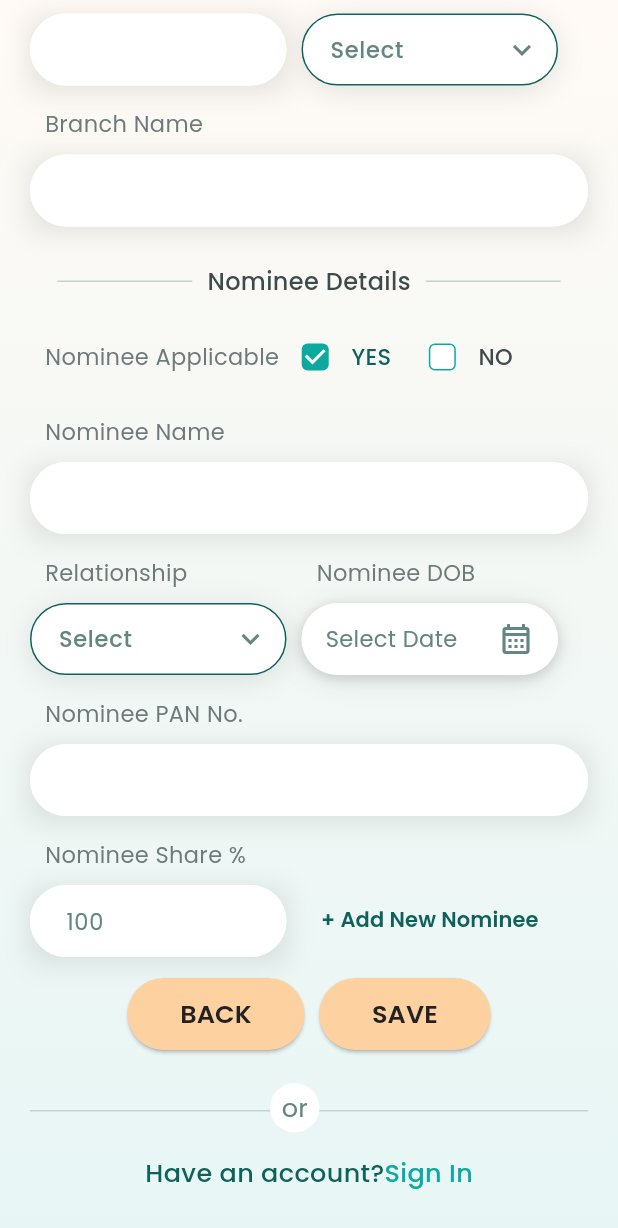
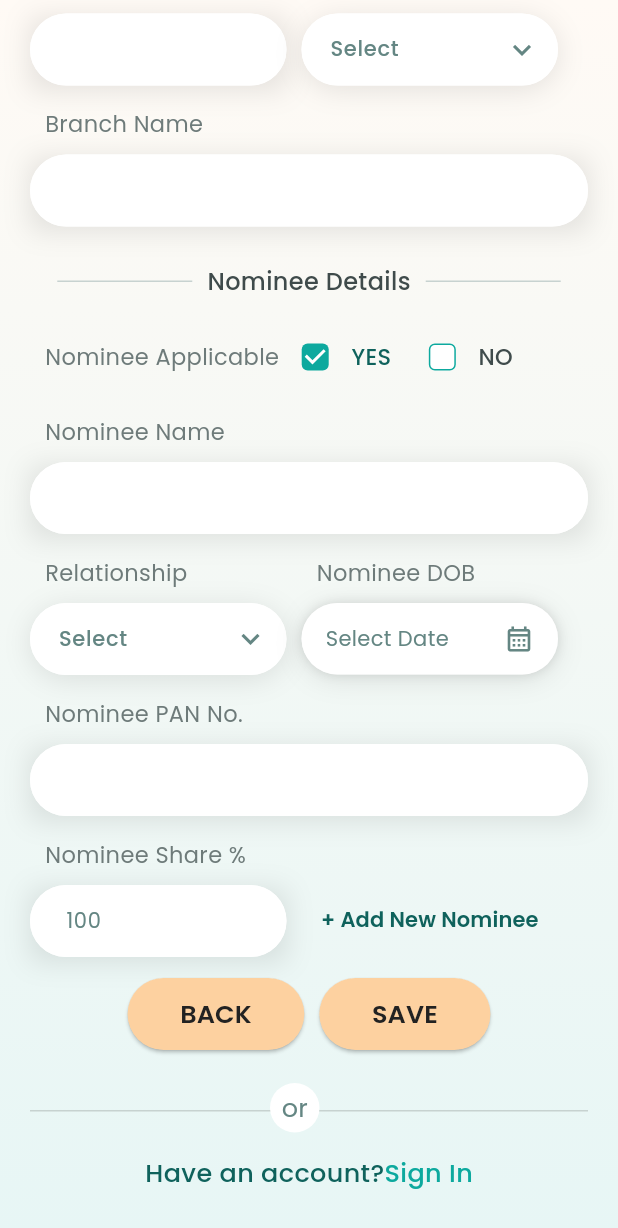
Before and after one commit to ayonpaul1992/wealthclock28, a Flutter app: the SignupAdsPage screen opened directly, scrolled down 483 dp, on a phone screen of 412 x 824 dp. Shown: the top 1228 px of the screen. Run offline on Flutter 3.47's test engine with Material 3 defaults, Android fonts, the phone set to English and light mode, and no system bars; our stand-ins replace fl_chart, flutter_secure_storage, google_fonts, shared_preferences, syncfusion_flutter_datepicker; accounts and stored records are empty.

Commit message:
Complete  Calender component integration in both sign up screens

```diff
--- a/lib/extras/signupAds.dart
+++ b/lib/extras/signupAds.dart
@@ -2,8 +2,10 @@ import 'package:flutter/cupertino.dart';
 import 'package:flutter/material.dart';
 import 'package:flutter/services.dart';
 import 'package:google_fonts/google_fonts.dart';
+import 'package:intl/intl.dart';
 import '../screens/login.dart';
 import 'signupPds.dart';
+import 'package:syncfusion_flutter_datepicker/datepicker.dart';
 
 class SignupAdsPage extends StatefulWidget {
   const SignupAdsPage({super.key});
@@ -21,7 +23,8 @@ class _SignupAdsPageState extends State<SignupAdsPage> {
   final nomineePanText = TextEditingController();
   final TextEditingController acTypeText = TextEditingController();
   final TextEditingController relationshipText = TextEditingController();
-  final TextEditingController nomineeDobController = TextEditingController();
+
+  final TextEditingController _dateController = TextEditingController();
   TextEditingController nomineeShareText = TextEditingController(text: "100");
   bool isAcTypeDropdownOpen = false;
   bool isRelationshipDropdownOpen = false;
@@ -57,6 +60,7 @@ class _SignupAdsPageState extends State<SignupAdsPage> {
   }
 
   void openAcTypeDropdown() {
+    closeAcTypeDropdown();
     final overlay = Overlay.of(context);
     actypeOverlay = OverlayEntry(
       builder: (context) => Positioned(
@@ -100,6 +104,7 @@ class _SignupAdsPageState extends State<SignupAdsPage> {
     });
   }
   void openRelationshipDropdown() {
+    closeRelationshipDropdown();
     final overlay = Overlay.of(context);
     relationshipOverlay = OverlayEntry(
       builder: (context) => Positioned(
@@ -165,22 +170,9 @@ class _SignupAdsPageState extends State<SignupAdsPage> {
   final othersController = TextEditingController();
   final pdsAddressController = TextEditingController();
   bool isLoading = false;
+
+  DateTime? _selectedDate;
   final bool _isPanVisible = false; // For showing a loading spinner
-
-  Future<void> _nomineeselectDate() async {
-    DateTime? picked = await showDatePicker(
-      context: context,
-      initialDate: DateTime(2000, 1, 1), // Default date
-      firstDate: DateTime(1900, 1, 1), // Minimum date
-      lastDate: DateTime.now(), // Maximum date (cannot select future dates)
-    );
-
-    if (picked != null) {
-      setState(() {
-        nomineeDobController.text = "${picked.day}/${picked.month}/${picked.year}";
-      });
-    }
-  }
 
   // check button nominee applicable purpose start
   List<String> nmAplyoptions = ['YES', 'NO'];
@@ -190,6 +182,76 @@ class _SignupAdsPageState extends State<SignupAdsPage> {
   void _showMessage(String message) {
     ScaffoldMessenger.of(context)
         .showSnackBar(SnackBar(content: Text(message)));
+  }
+
+  void _showDatePicker(BuildContext context) {
+    showModalBottomSheet(
+      context: context,
+      builder: (BuildContext builder) {
+        return Container(
+          height: 400,
+          padding: EdgeInsets.all(15),
+          decoration: BoxDecoration(
+            color: Colors.white, // Background color
+            borderRadius: BorderRadius.vertical(top: Radius.circular(20)), // Rounded top corners
+            boxShadow: [
+              BoxShadow(
+                color: Colors.black.withOpacity(0.2), // Shadow color
+                blurRadius: 10, // Blur effect
+                spreadRadius: 2, // Spread effect
+                offset: Offset(0, -2), // Shadow position
+              ),
+            ],
+          ), // Set background color to green
+          child: Column(
+            mainAxisSize: MainAxisSize.min,
+            children: [
+              SfDateRangePicker(
+                selectionMode: DateRangePickerSelectionMode.single,
+                backgroundColor: Colors.white, // Set DatePicker background color
+                selectionColor: Colors.cyan.shade900, // Active date selection color
+                todayHighlightColor: Colors.cyan.shade900, // Focused color (today's date highlight)
+                startRangeSelectionColor: Colors.white, // Start range selection color
+                endRangeSelectionColor: Colors.white, // End range selection color
+                rangeSelectionColor: Colors.white, // Range selection overlay
+                headerStyle: DateRangePickerHeaderStyle(
+                  backgroundColor: Colors.transparent, // Transparent header background
+                  textStyle: GoogleFonts.poppins(color: Color(0xFF3F4B4B), fontSize: 18, fontWeight: FontWeight.w600),
+                ),
+                onSelectionChanged: (DateRangePickerSelectionChangedArgs args) {
+                  setState(() {
+                    _selectedDate = args.value; // Store selected date
+                  });
+                },
+              ),
+              Row(
+                mainAxisAlignment: MainAxisAlignment.spaceBetween,
+                children: [
+                  TextButton(
+                    onPressed: () {
+                      Navigator.pop(context); // Close modal
+                    },
+                    child: Text("Cancel", style: GoogleFonts.poppins(color: Colors.red, fontSize: 16)),
+                  ),
+                  TextButton(
+                    onPressed: () {
+                      if (_selectedDate != null) {
+                        setState(() {
+                          _dateController.text =
+                          "${_selectedDate!.day}-${_selectedDate!.month}-${_selectedDate!.year}";
+                        });
+                      }
+                      Navigator.pop(context); // Close modal
+                    },
+                    child: Text("OK", style: GoogleFonts.poppins(color: Color(0xFF0DA99E), fontSize: 16)),
+                  ),
+                ],
+              ),
+            ],
+          ),
+        );
+      },
+    );
   }
 
   @override
@@ -299,7 +361,7 @@ class _SignupAdsPageState extends State<SignupAdsPage> {
                               decoration: _inputDecoration(''),
                               style: const TextStyle(
                                 color: Color(0xFF648683),
-                                fontSize: 15,
+                                fontSize: 14,
                               ),
                             ),
                           ),
@@ -344,7 +406,7 @@ class _SignupAdsPageState extends State<SignupAdsPage> {
                               decoration: _inputDecoration(''),
                               style: const TextStyle(
                                 color: Color(0xFF648683),
-                                fontSize: 15,
+                                fontSize: 14,
                               ),
                             ),
                           ),
@@ -389,7 +451,7 @@ class _SignupAdsPageState extends State<SignupAdsPage> {
                               decoration: _inputDecoration(''),
                               style: const TextStyle(
                                 color: Color(0xFF648683),
-                                fontSize: 15,
+                                fontSize: 14,
                               ),
                             ),
                           ),
@@ -434,7 +496,7 @@ class _SignupAdsPageState extends State<SignupAdsPage> {
                               decoration: _inputDecoration(''),
                               style: const TextStyle(
                                 color: Color(0xFF648683),
-                                fontSize: 15,
+                                fontSize: 14,
                               ),
                             ),
                             // child: TextField(
@@ -481,36 +543,47 @@ class _SignupAdsPageState extends State<SignupAdsPage> {
                         SizedBox(
                           height: 10,
                         ),
+                        Stack(
+                          children: [
+                            GestureDetector(
+                              behavior: HitTestBehavior.translucent, // ✅ Detects taps outside
+                              onTap: () {
+                                if (isAcTypeDropdownOpen) {
+                                  closeAcTypeDropdown(); // ✅ Close dropdown when clicking outside
+                                }
+                                FocusManager.instance.primaryFocus?.unfocus(); // Remove focus
+                              },
+                              child: Container(width: 171,), // Empty container to detect taps outside
+                            ),
                             CompositedTransformTarget(
                               link: _layerAcTypeLink,
                               child: Container(
                                 decoration: BoxDecoration(
-                              color: Colors.white, // Background color
-                              borderRadius: BorderRadius.circular(50), // Match border radius
+                                  color: Colors.white,
+                                  borderRadius: BorderRadius.circular(50),
                                   boxShadow: [
                                     BoxShadow(
-                                  color: Colors.black.withOpacity(0.1), // Shadow color
-                                  blurRadius: 15, // Blur effect
-                                  spreadRadius: 0, // Spread effect
-                                  offset: Offset(0,3), // Position of shadow
+                                      color: Colors.black.withOpacity(0.1),
+                                      blurRadius: 15,
+                                      spreadRadius: 0,
+                                      offset: Offset(0, 3),
                                     ),
                                   ],
                                 ),
                                 child: SizedBox(
                                   width: 171,
-                              child: GestureDetector(
-                                onTap: toggleAcTypeDropdown,
-                                child: AbsorbPointer(
                                   child: TextField(
                                     controller: acTypeText,
+                                    readOnly: true, // ✅ Allows focus but prevents keyboard popup
+                                    onTap: toggleAcTypeDropdown, // ✅ Opens dropdown on tap
                                     decoration: InputDecoration(
                                       hintText: 'Select',
                                       hintStyle: GoogleFonts.poppins(
                                         color: Color(0xFF648683),
-                                        fontSize: 15,
+                                        fontSize: 14,
                                       ),
-                                      contentPadding:
-                                      const EdgeInsets.only(top: 8, bottom: 8, left: 15, right: 15),
+                                      contentPadding: const EdgeInsets.only(
+                                          top: 8, bottom: 8, left: 15, right: 15),
                                       suffixIcon: Icon(
                                         isAcTypeDropdownOpen
                                             ? Icons.keyboard_arrow_up
@@ -519,23 +592,25 @@ class _SignupAdsPageState extends State<SignupAdsPage> {
                                       ),
                                       enabledBorder: OutlineInputBorder(
                                         borderRadius: BorderRadius.circular(50),
-                                        borderSide: BorderSide(color: Color(0xFF0f625c), width: 1),
+                                        borderSide: BorderSide(
+                                            color: Colors.white, width: 1),
                                       ),
                                       focusedBorder: OutlineInputBorder(
                                         borderRadius: BorderRadius.circular(50),
-                                        borderSide: BorderSide(color: Color(0xFF0f625c), width: 1),
+                                        borderSide: BorderSide(
+                                            color: Color(0xFF0f625c), width: 1),
                                       ),
                                     ),
                                     style: const TextStyle(
                                       color: Color(0xFF648683),
-                                      fontSize: 15,
+                                      fontSize: 14,
                                       fontWeight: FontWeight.w500,
                                     ),
                                   ),
                                 ),
                               ),
                             ),
-                          ),
+                          ],
                         )
                       ],
                     ),
@@ -577,7 +652,7 @@ class _SignupAdsPageState extends State<SignupAdsPage> {
                               decoration: _inputDecoration(''),
                               style: const TextStyle(
                                 color: Color(0xFF648683),
-                                fontSize: 15,
+                                fontSize: 14,
                               ),
                             ),
                           ),
@@ -685,7 +760,7 @@ class _SignupAdsPageState extends State<SignupAdsPage> {
                               decoration: _inputDecoration(''),
                               style: const TextStyle(
                                 color: Color(0xFF648683),
-                                fontSize: 15,
+                                fontSize: 14,
                               ),
                             ),
                           ),
@@ -711,33 +786,44 @@ class _SignupAdsPageState extends State<SignupAdsPage> {
                         SizedBox(
                           height: 10,
                         ),
+                        Stack(
+                          children: [
+                            GestureDetector(
+                              behavior: HitTestBehavior.translucent, // ✅ Detects taps outside
+                              onTap: () {
+                                if (isRelationshipDropdownOpen) {
+                                  closeRelationshipDropdown(); // ✅ Close dropdown when clicking outside
+                                }
+                                FocusManager.instance.primaryFocus?.unfocus(); // Remove focus
+                              },
+                              child: Container(width: 171,), // Empty container to detect taps outside
+                            ),
                             CompositedTransformTarget(
                               link: _layerRelationshipLink,
                               child: Container(
                                 decoration: BoxDecoration(
-                              color: Colors.white, // Background color
-                              borderRadius: BorderRadius.circular(50), // Match border radius
+                                  color: Colors.white,
+                                  borderRadius: BorderRadius.circular(50),
                                   boxShadow: [
                                     BoxShadow(
-                                  color: Colors.black.withOpacity(0.1), // Shadow color
-                                  blurRadius: 15, // Blur effect
-                                  spreadRadius: 0, // Spread effect
-                                  offset: Offset(0,3), // Position of shadow
+                                      color: Colors.black.withOpacity(0.1),
+                                      blurRadius: 15,
+                                      spreadRadius: 0,
+                                      offset: Offset(0, 3),
                                     ),
                                   ],
                                 ),
                                 child: SizedBox(
                                   width: 171,
-                              child: GestureDetector(
-                                onTap: toggleRelationshipDropdown,
-                                child: AbsorbPointer(
                                   child: TextField(
                                     controller: relationshipText,
+                                    readOnly: true, // ✅ Allows focus but prevents keyboard popup
+                                    onTap: toggleRelationshipDropdown, // ✅ Opens dropdown on tap
                                     decoration: InputDecoration(
                                       hintText: 'Select',
                                       hintStyle: GoogleFonts.poppins(
                                         color: Color(0xFF648683),
-                                        fontSize: 15,
+                                        fontSize: 14,
                                       ),
                                       contentPadding: const EdgeInsets.only(
                                           top: 8, bottom: 8, left: 15, right: 15),
@@ -750,7 +836,7 @@ class _SignupAdsPageState extends State<SignupAdsPage> {
                                       enabledBorder: OutlineInputBorder(
                                         borderRadius: BorderRadius.circular(50),
                                         borderSide: BorderSide(
-                                            color: Color(0xFF0f625c), width: 1),
+                                            color: Colors.white, width: 1),
                                       ),
                                       focusedBorder: OutlineInputBorder(
                                         borderRadius: BorderRadius.circular(50),
@@ -760,14 +846,14 @@ class _SignupAdsPageState extends State<SignupAdsPage> {
                                     ),
                                     style: const TextStyle(
                                       color: Color(0xFF648683),
-                                      fontSize: 15,
+                                      fontSize: 14,
                                       fontWeight: FontWeight.w500,
                                     ),
                                   ),
                                 ),
                               ),
                             ),
-                          ),
+                          ],
                         )
                       ],
                     ),
@@ -791,6 +877,7 @@ class _SignupAdsPageState extends State<SignupAdsPage> {
                           height: 10,
                         ),
                         Container(
+                          width: 171,
                           decoration: BoxDecoration(
                             color: Colors.white, // Background color
                             borderRadius: BorderRadius.circular(50), // Match border radius
@@ -806,49 +893,30 @@ class _SignupAdsPageState extends State<SignupAdsPage> {
                           child: SizedBox(
                             width: 171,
                             child: GestureDetector(
-                                onTap: _nomineeselectDate, // Opens the calendar when tapped anywhere
+                              onTap: ()=> _showDatePicker(context),
                               child: Container(
-                                  padding: EdgeInsets.symmetric(horizontal: 15, vertical: 11), // Adjust padding
+                                padding: EdgeInsets.symmetric(horizontal: 15, vertical: 12.8),
                                 decoration: BoxDecoration(
-                                    color: Colors.white, // Background color
-                                    borderRadius: BorderRadius.circular(50), // Rounded corners
-                                    border: Border.all(
-                                      color: nomineeDobController.text.isEmpty ? Color(0xFFfff) : Color(0xFF0f625c), // Focused or enabled border
-                                      width: 1,
-                                    ), // Custom border
-                                    boxShadow: [
-                                      BoxShadow(
-                                        color: Colors.black.withOpacity(0.1), // Shadow effect
-                                        blurRadius: 5,
-                                        spreadRadius: 1,
-                                        offset: Offset(0, 2),
-                                      ),
-                                    ],
+                                  color: Colors.white,
+                                  borderRadius: BorderRadius.circular(50),
+                                  border: isLoading
+                                      ? Border.all(color: Color(0xFF0f625c), width: 1) // Show border when focused
+                                      : Border.all(color: Colors.transparent, width: 1), // Hide border when not focused
+                                  boxShadow: [BoxShadow(color: Colors.black.withOpacity(0.1), blurRadius: 5)],
                                 ),
                                 child: Row(
                                   mainAxisAlignment: MainAxisAlignment.spaceBetween,
                                   children: [
-                                      Expanded(
-                                        child: Text(
-                                          nomineeDobController.text.isNotEmpty ? nomineeDobController.text : "Select Date",
-                                          style: const TextStyle(
-                                            color: Color(0xFF648683),
-                                            fontSize: 15,
+                                    Text(
+                                      _dateController.text.isNotEmpty ? _dateController.text : "Select Date",
+                                      style: TextStyle(color: Color(0xFF648683), fontSize: 14),
                                     ),
-                                        ),
-                                      ),
-                                      const Icon(
-                                        Icons.calendar_month_outlined,
-                                        color: Color(0xFF648683),
-                                      ),
+                                    Icon(Icons.calendar_month_outlined, color: Color(0xFF648683),size: 20,),
                                   ],
                                 ),
                               ),
                             ),
-                            )
-
-
-
+                          ),
                         ),
                       ],
                     ),
@@ -890,7 +958,7 @@ class _SignupAdsPageState extends State<SignupAdsPage> {
                               decoration: _inputDecoration(''),
                               style: const TextStyle(
                                 color: Color(0xFF648683),
-                                fontSize: 15,
+                                fontSize: 14,
                               ),
                             ),
                           ),
@@ -937,7 +1005,7 @@ class _SignupAdsPageState extends State<SignupAdsPage> {
                               decoration: _inputDecoration(''),
                               style: const TextStyle(
                                 color: Color(0xFF648683),
-                                fontSize: 15,
+                                fontSize: 14,
                               ),
                             ),
                           ),
@@ -1022,7 +1090,7 @@ class _SignupAdsPageState extends State<SignupAdsPage> {
 
                   String uactype = acTypeText.text.trim();
 
-                  String uAdsNomDob = nomineeDobController.text.trim();
+                  String uAdsNomDob = _dateController.text.trim();
 
 
                   // String urepass = repassText.text.trim();
--- a/pubspec.yaml
+++ b/pubspec.yaml
@@ -43,6 +43,7 @@ dependencies:
   intl: ^0.20.2
   fl_chart: ^0.70.2
   flutter_secure_storage: ^9.2.4
+  syncfusion_flutter_datepicker: ^29.1.33
 
 
 dev_dependencies:
```
Also changed, not shown: lib/extras/signupPds.dart (+147 -131 lines), pubspec.lock. Lines whose indentation alone changed are shown as unchanged.
